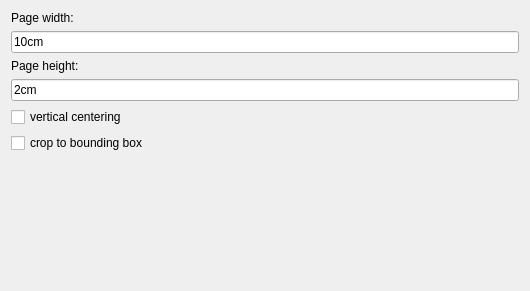
This is src/userscripts/runpdflatex.klfuserscript/runpdflatex_params.ui in klatexformula/klatexformula as Qt 5 draws it before an edit. The edited form follows.
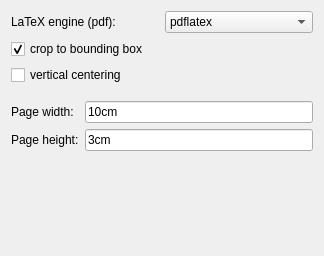
This is the edited form.

Commit message: fixes to pdflatex user script, cmake tweaks, bump version 4.1.0a

The edit to the form file:
```diff
--- a/src/userscripts/runpdflatex.klfuserscript/runpdflatex_params.ui
+++ b/src/userscripts/runpdflatex.klfuserscript/runpdflatex_params.ui
@@ -6,22 +6,22 @@
    <rect>
     <x>0</x>
     <y>0</y>
-    <width>530</width>
-    <height>291</height>
+    <width>324</width>
+    <height>256</height>
    </rect>
   </property>
   <property name="windowTitle">
    <string>Form</string>
   </property>
   <layout class="QGridLayout" name="gridLayout">
-   <item row="1" column="0">
-    <widget class="QLineEdit" name="INPUT_pagesize_x">
+   <item row="9" column="0">
+    <widget class="QCheckBox" name="INPUT_vertical_centering">
      <property name="text">
-      <string>10cm</string>
+      <string>vertical centering</string>
      </property>
     </widget>
    </item>
-   <item row="6" column="0">
+   <item row="12" column="0">
     <spacer name="verticalSpacer">
      <property name="orientation">
       <enum>Qt::Vertical</enum>
@@ -34,41 +34,81 @@
      </property>
     </spacer>
    </item>
-   <item row="2" column="0">
-    <widget class="QLabel" name="label2">
-     <property name="text">
-      <string>Page height:</string>
-     </property>
-    </widget>
-   </item>
-   <item row="0" column="0">
-    <widget class="QLabel" name="label">
-     <property name="text">
-      <string>Page width:</string>
-     </property>
-    </widget>
-   </item>
-   <item row="3" column="0">
-    <widget class="QLineEdit" name="INPUT_pagesize_y">
-     <property name="text">
-      <string>2cm</string>
-     </property>
-    </widget>
-   </item>
-   <item row="4" column="0">
-    <widget class="QCheckBox" name="INPUT_vertical_centering">
-     <property name="text">
-      <string>vertical centering</string>
-     </property>
-    </widget>
-   </item>
-   <item row="5" column="0">
+   <item row="8" column="0">
     <widget class="QCheckBox" name="INPUT_crop">
      <property name="text">
       <string>crop to bounding box</string>
      </property>
+     <property name="checked">
+      <bool>true</bool>
+     </property>
     </widget>
    </item>
+   <item row="0" column="0">
+    <layout class="QHBoxLayout" name="horizontalLayout">
+     <item>
+      <widget class="QLabel" name="label_2">
+       <property name="text">
+        <string>LaTeX engine (pdf):</string>
+       </property>
+      </widget>
+     </item>
+     <item>
+      <widget class="QComboBox" name="INPUT_ltxengine">
+       <item>
+        <property name="text">
+         <string>pdflatex</string>
+        </property>
+       </item>
+       <item>
+        <property name="text">
+         <string>xelatex</string>
+        </property>
+       </item>
+       <item>
+        <property name="text">
+         <string>lualatex</string>
+        </property>
+       </item>
+      </widget>
+     </item>
+    </layout>
+   </item>
+   <item row="10" column="0">
+    <layout class="QGridLayout" name="gridLayout_2">
+     <property name="topMargin">
+      <number>10</number>
+     </property>
+     <item row="0" column="0">
+      <widget class="QLabel" name="label">
+       <property name="text">
+        <string>Page width:</string>
+       </property>
+      </widget>
+     </item>
+     <item row="0" column="1">
+      <widget class="QLineEdit" name="INPUT_pagesize_x">
+       <property name="text">
+        <string>10cm</string>
+       </property>
+      </widget>
+     </item>
+     <item row="1" column="0">
+      <widget class="QLabel" name="label2">
+       <property name="text">
+        <string>Page height:</string>
+       </property>
+      </widget>
+     </item>
+     <item row="1" column="1">
+      <widget class="QLineEdit" name="INPUT_pagesize_y">
+       <property name="text">
+        <string>3cm</string>
+       </property>
+      </widget>
+     </item>
+    </layout>
+   </item>
   </layout>
  </widget>
  <resources/>
```
The commit also changes 9 other files.
